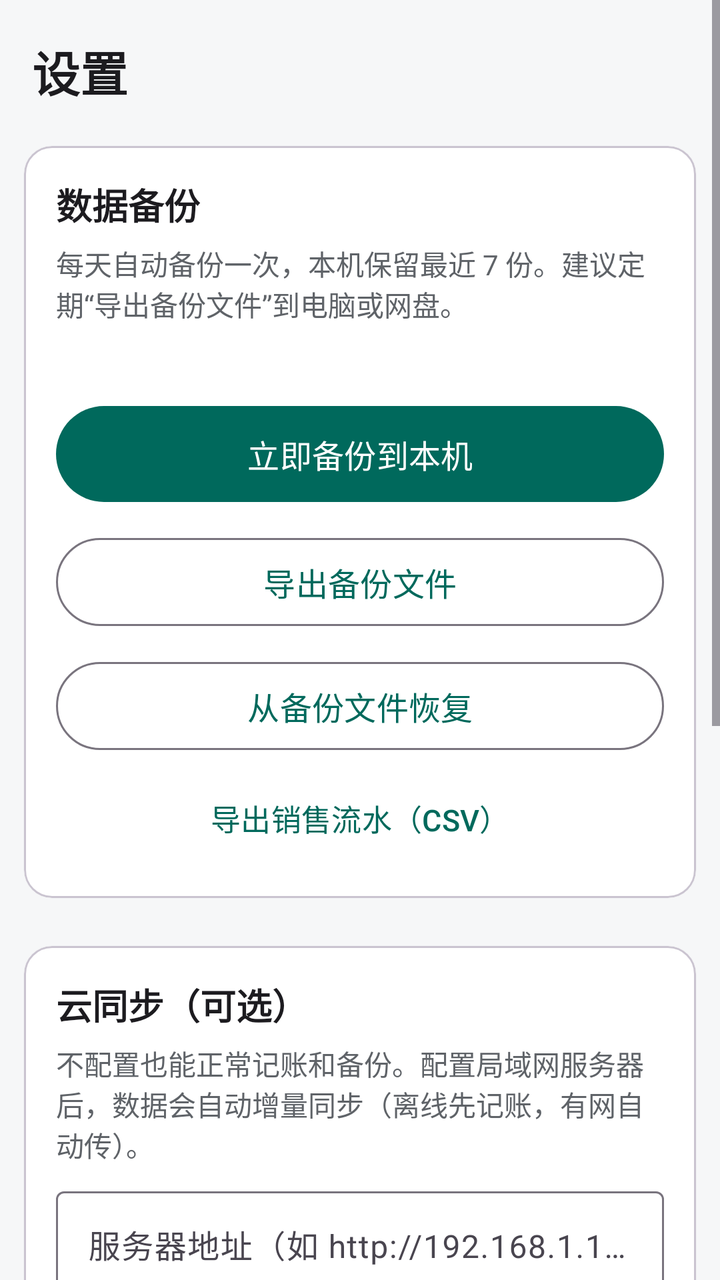
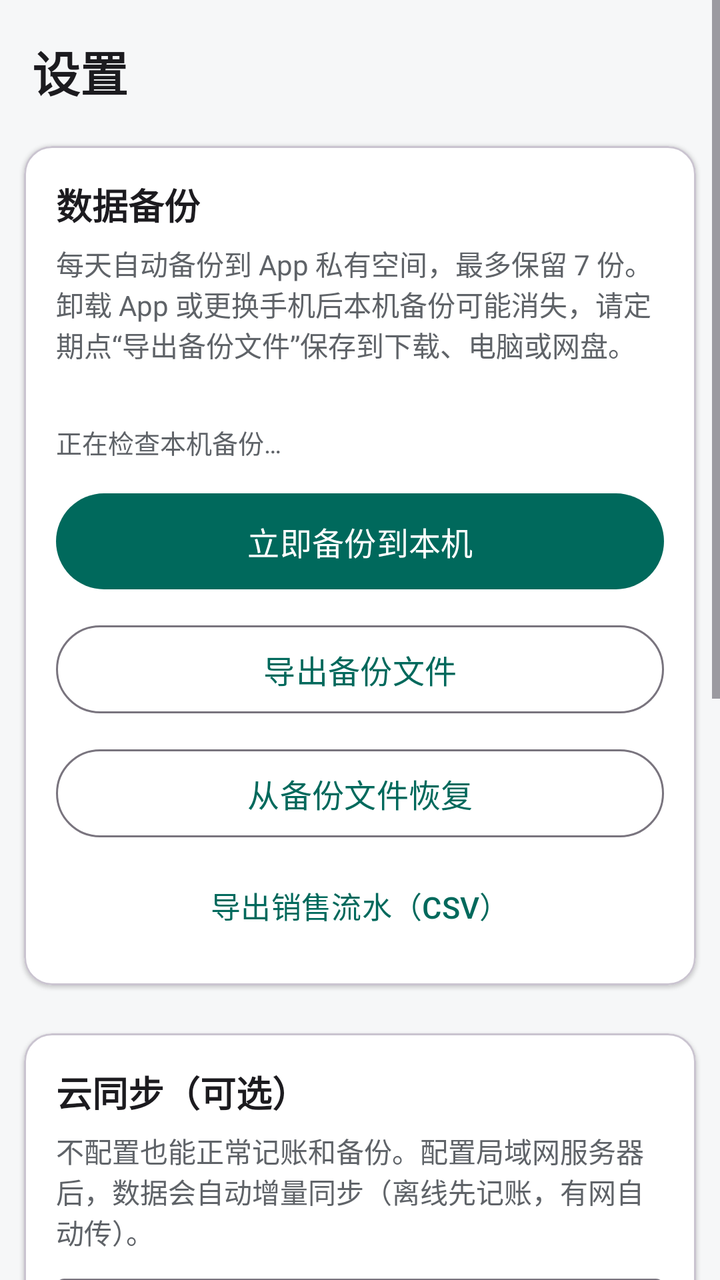

The first picture is an Android layout as it rendered before a commit; the second is the same layout after the commit. The layout source and the unified diff follow.
<!-- AndroidManifest.xml: application theme Theme.Accounting -->
<!-- res/layout/fragment_settings.xml -->
<?xml version="1.0" encoding="utf-8"?>
<ScrollView xmlns:android="http://schemas.android.com/apk/res/android"
    xmlns:app="http://schemas.android.com/apk/res-auto"
    android:layout_width="match_parent"
    android:layout_height="match_parent">

    <LinearLayout
        android:layout_width="match_parent"
        android:layout_height="wrap_content"
        android:orientation="vertical"
        android:paddingBottom="24dp">

        <TextView
            android:layout_width="match_parent"
            android:layout_height="wrap_content"
            android:paddingStart="16dp"
            android:paddingEnd="16dp"
            android:paddingTop="18dp"
            android:paddingBottom="8dp"
            android:text="@string/settings_title"
            android:textColor="@color/text_primary"
            android:textSize="24sp"
            android:textStyle="bold" />

        
        <com.google.android.material.card.MaterialCardView
            android:layout_width="match_parent"
            android:layout_height="wrap_content"
            android:layout_margin="12dp"
            app:cardBackgroundColor="@color/bg_card"
            app:cardCornerRadius="14dp"
            app:cardElevation="1dp">

            <LinearLayout
                android:layout_width="match_parent"
                android:layout_height="wrap_content"
                android:orientation="vertical"
                android:padding="16dp">

                <TextView
                    android:layout_width="wrap_content"
                    android:layout_height="wrap_content"
                    android:text="@string/backup_section"
                    android:textColor="@color/text_primary"
                    android:textSize="18sp"
                    android:textStyle="bold" />

                <TextView
                    android:layout_width="match_parent"
                    android:layout_height="wrap_content"
                    android:layout_marginTop="6dp"
                    android:text="@string/backup_auto_hint"
                    android:textColor="@color/text_secondary"
                    android:textSize="14sp" />

                <TextView
                    android:id="@+id/text_last_backup"
                    android:layout_width="match_parent"
                    android:layout_height="wrap_content"
                    android:layout_marginTop="6dp"
                    android:textColor="@color/text_primary"
                    android:textSize="14sp" />

                <com.google.android.material.button.MaterialButton
                    android:id="@+id/btn_backup_now"
                    android:layout_width="match_parent"
                    android:layout_height="56dp"
                    android:layout_marginTop="12dp"
                    android:text="@string/backup_now"
                    android:textSize="16sp" />

                <com.google.android.material.button.MaterialButton
                    android:id="@+id/btn_export_backup"
                    style="@style/Widget.Material3.Button.OutlinedButton"
                    android:layout_width="match_parent"
                    android:layout_height="52dp"
                    android:layout_marginTop="10dp"
                    android:text="@string/backup_export"
                    android:textSize="16sp" />

                <com.google.android.material.button.MaterialButton
                    android:id="@+id/btn_restore_backup"
                    style="@style/Widget.Material3.Button.OutlinedButton"
                    android:layout_width="match_parent"
                    android:layout_height="52dp"
                    android:layout_marginTop="10dp"
                    android:text="@string/backup_restore"
                    android:textSize="16sp" />

                <com.google.android.material.button.MaterialButton
                    android:id="@+id/btn_export_csv"
                    style="@style/Widget.Material3.Button.TextButton"
                    android:layout_width="match_parent"
                    android:layout_height="48dp"
                    android:layout_marginTop="6dp"
                    android:text="@string/csv_export"
                    android:textSize="15sp" />
            </LinearLayout>
        </com.google.android.material.card.MaterialCardView>

        
        <com.google.android.material.card.MaterialCardView
            android:layout_width="match_parent"
            android:layout_height="wrap_content"
            android:layout_margin="12dp"
            app:cardBackgroundColor="@color/bg_card"
            app:cardCornerRadius="14dp"
            app:cardElevation="1dp">

            <LinearLayout
                android:layout_width="match_parent"
                android:layout_height="wrap_content"
                android:orientation="vertical"
                android:padding="16dp">

                <TextView
                    android:layout_width="wrap_content"
                    android:layout_height="wrap_content"
                    android:text="@string/sync_section"
                    android:textColor="@color/text_primary"
                    android:textSize="18sp"
                    android:textStyle="bold" />

                <TextView
                    android:layout_width="match_parent"
                    android:layout_height="wrap_content"
                    android:layout_marginTop="6dp"
                    android:text="@string/sync_hint"
                    android:textColor="@color/text_secondary"
                    android:textSize="14sp" />

                <com.google.android.material.textfield.TextInputLayout
                    android:layout_width="match_parent"
                    android:layout_height="wrap_content"
                    android:layout_marginTop="8dp"
                    android:hint="@string/sync_server_url">

                    <com.google.android.material.textfield.TextInputEditText
                        android:id="@+id/input_sync_url"
                        android:layout_width="match_parent"
                        android:layout_height="wrap_content"
                        android:inputType="textUri"
                        android:maxLines="1" />
                </com.google.android.material.textfield.TextInputLayout>

                <com.google.android.material.textfield.TextInputLayout
                    android:layout_width="match_parent"
                    android:layout_height="wrap_content"
                    android:layout_marginTop="8dp"
                    android:hint="@string/sync_server_key">

                    <com.google.android.material.textfield.TextInputEditText
                        android:id="@+id/input_sync_key"
                        android:layout_width="match_parent"
                        android:layout_height="wrap_content"
                        android:inputType="text"
                        android:maxLines="1" />
                </com.google.android.material.textfield.TextInputLayout>

                <LinearLayout
                    android:layout_width="match_parent"
                    android:layout_height="wrap_content"
                    android:orientation="horizontal"
                    android:layout_marginTop="10dp">

                    <com.google.android.material.button.MaterialButton
                        android:id="@+id/btn_sync_save"
                        style="@style/Widget.Material3.Button.OutlinedButton"
                        android:layout_width="0dp"
                        android:layout_height="52dp"
                        android:layout_weight="1"
                        android:layout_marginEnd="6dp"
                        android:text="@string/sync_save_config"
                        android:textSize="15sp" />

                    <com.google.android.material.button.MaterialButton
                        android:id="@+id/btn_sync_now"
                        android:layout_width="0dp"
                        android:layout_height="52dp"
                        android:layout_weight="1"
                        android:layout_marginStart="6dp"
                        android:text="@string/sync_now"
                        android:textSize="15sp" />
                </LinearLayout>

                <TextView
                    android:id="@+id/text_sync_status"
                    android:layout_width="match_parent"
                    android:layout_height="wrap_content"
                    android:layout_marginTop="8dp"
                    android:text="@string/sync_last_never"
                    android:textColor="@color/text_primary"
                    android:textSize="14sp" />
            </LinearLayout>
        </com.google.android.material.card.MaterialCardView>

        
        <com.google.android.material.card.MaterialCardView
            android:layout_width="match_parent"
            android:layout_height="wrap_content"
            android:layout_marginStart="12dp"
            android:layout_marginEnd="12dp"
            app:cardBackgroundColor="@color/bg_card"
            app:cardCornerRadius="14dp"
            app:cardElevation="1dp">

            <LinearLayout
                android:layout_width="match_parent"
                android:layout_height="wrap_content"
                android:orientation="vertical"
                android:padding="16dp">

                <TextView
                    android:layout_width="wrap_content"
                    android:layout_height="wrap_content"
                    android:text="@string/category_section"
                    android:textColor="@color/text_primary"
                    android:textSize="18sp"
                    android:textStyle="bold" />

                <com.google.android.material.button.MaterialButton
                    android:id="@+id/btn_category_manage"
                    style="@style/Widget.Material3.Button.OutlinedButton"
                    android:layout_width="match_parent"
                    android:layout_height="52dp"
                    android:layout_marginTop="10dp"
                    android:text="@string/category_manage"
                    android:textSize="16sp" />

                <com.google.android.material.button.MaterialButton
                    android:id="@+id/btn_add_widget"
                    style="@style/Widget.Material3.Button.TextButton"
                    android:layout_width="match_parent"
                    android:layout_height="48dp"
                    android:layout_marginTop="4dp"
                    android:text="@string/widget_add"
                    android:textSize="14sp" />
            </LinearLayout>
        </com.google.android.material.card.MaterialCardView>

        
        <com.google.android.material.card.MaterialCardView
            android:layout_width="match_parent"
            android:layout_height="wrap_content"
            android:layout_marginStart="12dp"
            android:layout_marginEnd="12dp"
            app:cardBackgroundColor="@color/bg_card"
            app:cardCornerRadius="14dp"
            app:cardElevation="1dp">

            <TextView
                android:layout_width="match_parent"
                android:layout_height="wrap_content"
                android:padding="16dp"
                android:text="@string/about_text"
                android:textColor="@color/text_secondary"
                android:textSize="14sp" />
        </com.google.android.material.card.MaterialCardView>

    </LinearLayout>
</ScrollView>
<!-- resources referenced by this layout -->
<resources>
  <color name="bg_card">#FFFFFF</color>
  <color name="text_primary">#1C1B1F</color>
  <color name="text_secondary">#5F6368</color>
  <string name="about_text">售货记账 · 本地离线记账软件\n数据保存在本机，定期自动备份，不联网也能记账。</string>
  <string name="backup_auto_hint">每天自动备份一次，本机保留最近 7 份。建议定期“导出备份文件”到电脑或网盘。</string>
  <string name="backup_export">导出备份文件</string>
  <string name="backup_now">立即备份到本机</string>
  <string name="backup_restore">从备份文件恢复</string>
  <string name="backup_section">数据备份</string>
  <string name="category_manage">分类管理</string>
  <string name="category_section">商品分类</string>
  <string name="csv_export">导出销售流水（CSV）</string>
  <string name="settings_title">设置</string>
  <string name="sync_hint">不配置也能正常记账和备份。配置局域网服务器后，数据会自动增量同步（离线先记账，有网自动传）。</string>
  <string name="sync_last_never">从未同步（或未配置服务器）</string>
  <string name="sync_now">立即同步</string>
  <string name="sync_save_config">保存配置</string>
  <string name="sync_section">云同步（可选）</string>
  <string name="sync_server_key">访问密钥（与服务端 SYNC_KEY 一致）</string>
  <string name="sync_server_url">服务器地址（如 http://192.168.1.10:5080）</string>
  <string name="widget_add">添加桌面小组件（今日经营）</string>
  <style name="Theme.Accounting" parent="Theme.Material3.DayNight.NoActionBar">
          <item name="colorPrimary">@color/brand_primary</item>
          <item name="colorOnPrimary">#FFFFFF</item>
          <item name="colorPrimaryContainer">@color/brand_primary_light</item>
          <item name="android:colorBackground">@color/bg_page</item>
          <item name="android:statusBarColor">@color/brand_primary_dark</item>
      </style>
  <color name="brand_primary">#00695C</color>
  <color name="brand_primary_light">#B2DFDB</color>
  <color name="bg_page">#F6F7F8</color>
  <color name="brand_primary_dark">#004D40</color>
</resources>

<!-- the commit's change to res/layout/fragment_settings.xml (unified diff, before → after) -->
@@ -60,6 +60,14 @@
                     android:layout_marginTop="6dp"
                     android:textColor="@color/text_primary"
                     android:textSize="14sp" />
+                <TextView
+                    android:id="@+id/text_backup_summary"
+                    android:layout_width="match_parent"
+                    android:layout_height="wrap_content"
+                    android:layout_marginTop="4dp"
+                    android:text="@string/backup_summary_loading"
+                    android:textColor="@color/text_secondary"
+                    android:textSize="13sp" />
 
                 <com.google.android.material.button.MaterialButton
                     android:id="@+id/btn_backup_now"
<!-- resource entries referenced after the edit -->
@@ -4,11 +4,12 @@
   <color name="text_primary">#1C1B1F</color>
   <color name="text_secondary">#5F6368</color>
   <string name="about_text">售货记账 · 本地离线记账软件\n数据保存在本机，定期自动备份，不联网也能记账。</string>
-  <string name="backup_auto_hint">每天自动备份一次，本机保留最近 7 份。建议定期“导出备份文件”到电脑或网盘。</string>
+  <string name="backup_auto_hint">每天自动备份到 App 私有空间，最多保留 7 份。卸载 App 或更换手机后本机备份可能消失，请定期点“导出备份文件”保存到下载、电脑或网盘。</string>
   <string name="backup_export">导出备份文件</string>
   <string name="backup_now">立即备份到本机</string>
   <string name="backup_restore">从备份文件恢复</string>
   <string name="backup_section">数据备份</string>
+  <string name="backup_summary_loading">正在检查本机备份…</string>
   <string name="category_manage">分类管理</string>
   <string name="category_section">商品分类</string>
   <string name="csv_export">导出销售流水（CSV）</string>
